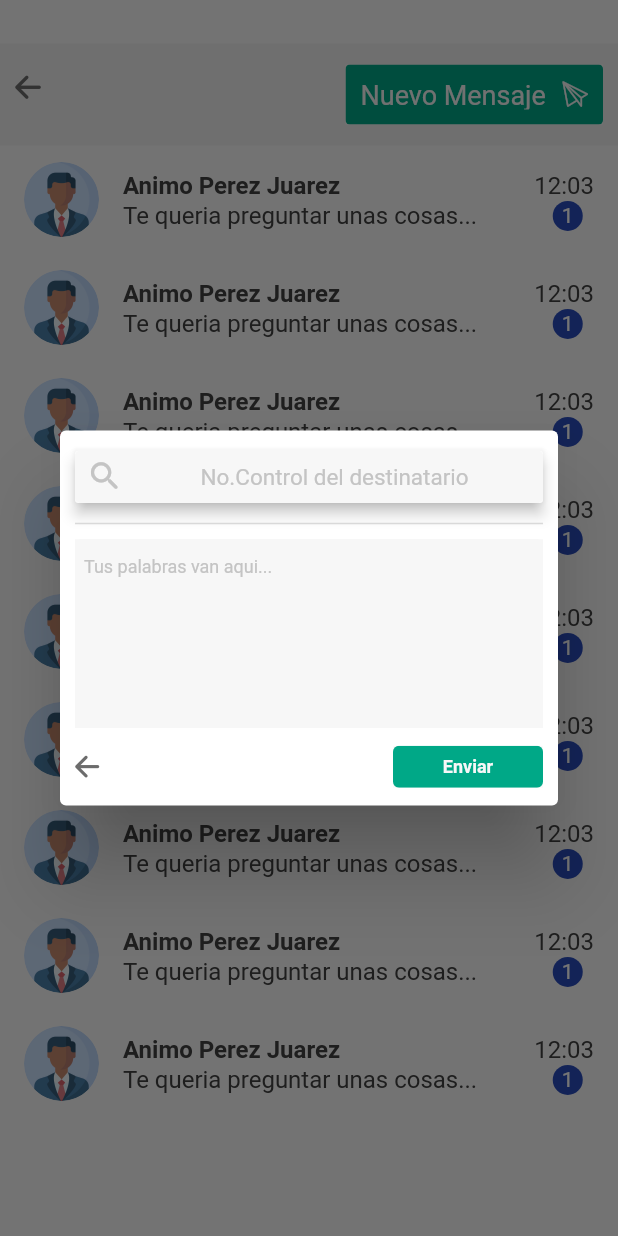
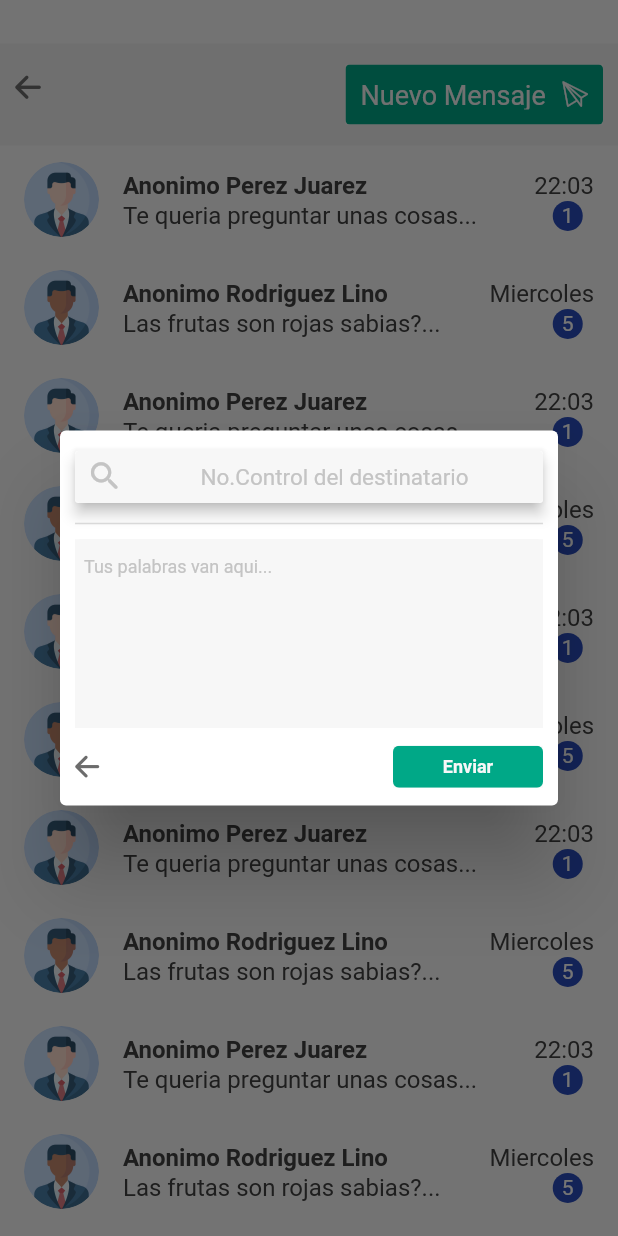
Before and after one commit to Gerbo67/siga_app, a Flutter app: the HomeClass screen opened by its route, after a tap on "Nuevo Mensaje", on a phone screen of 412 x 824 dp. Run offline on Flutter 3.47's test engine with Material 2 defaults, Android fonts, the phone set to English and light mode, and no system bars.

Commit message:
Finalizacion v4.0 beta (Buzon)

```diff
--- a/lib/main.dart
+++ b/lib/main.dart
@@ -3,6 +3,7 @@ import 'package:flutter/services.dart';
 import 'package:siga_app/properties/MyColors.dart';
 import 'package:siga_app/screens/buzon/Buzon.dart';
 import 'package:siga_app/screens/home/Home.dart';
+import 'package:siga_app/screens/login/Login.dart';
 
 void main() {
   SystemChrome.setSystemUIOverlayStyle(SystemUiOverlayStyle(
@@ -24,7 +25,7 @@ class LoginClass extends StatelessWidget {
         'principal': (context) => Home(),
         'buzon': (context) => Buzon(),
       },
-        home: Home()
+        home: Login()
     );
   }
 }
--- /dev/null
+++ b/lib/models/buzon/mensaje_model.dart
@@ -0,0 +1,9 @@
+class MensajeModel {
+  final String imagen;
+  final String nombre;
+  final String contenido;
+  final String hora;
+  final String nuevos;
+
+  MensajeModel({this.imagen, this.nombre, this.contenido,this.hora,this.nuevos});
+}
--- a/lib/screens/buzon/Buzon.dart
+++ b/lib/screens/buzon/Buzon.dart
@@ -1,4 +1,5 @@
 import 'package:flutter/material.dart';
+import 'package:siga_app/models/buzon/mensaje_model.dart';
 import 'package:siga_app/properties/MyColors.dart';
 import 'package:siga_app/properties/MyIcons.dart';
 import 'package:siga_app/screens/home/Home.dart';
@@ -7,6 +8,23 @@ import 'AppBarCustom.dart';
 import 'Mensaje.dart';
 
 Widget Buzon() {
+
+  MensajeModel mensaje1 = MensajeModel(
+    imagen: 'Perfil',
+    nombre: 'Anonimo Perez Juarez',
+    hora: '22:03',
+    contenido: 'Te queria preguntar unas cosas...',
+    nuevos: '1'
+  );
+
+  MensajeModel mensaje2 = MensajeModel(
+      imagen: 'Perfil2',
+      nombre: 'Anonimo Rodriguez Lino',
+      hora: 'Miercoles',
+      contenido: 'Las frutas son rojas sabias?...',
+      nuevos: '5'
+  );
+
   return Scaffold(
       resizeToAvoidBottomPadding: false,
       body: Builder(
@@ -32,15 +50,16 @@ Widget Buzon() {
                 child: ListView(
                   padding: EdgeInsets.zero,
                   children: [
-                    CustomListTile(),
-                    CustomListTile(),
-                    CustomListTile(),
-                    CustomListTile(),
-                    CustomListTile(),
-                    CustomListTile(),
-                    CustomListTile(),
-                    CustomListTile(),
-                    CustomListTile(),
+                    CustomListTile(mensaje1),
+                    CustomListTile(mensaje2),
+                    CustomListTile(mensaje1),
+                    CustomListTile(mensaje2),
+                    CustomListTile(mensaje1),
+                    CustomListTile(mensaje2),
+                    CustomListTile(mensaje1),
+                    CustomListTile(mensaje2),
+                    CustomListTile(mensaje1),
+                    CustomListTile(mensaje2),
                   ],
                 ),
               ),
--- a/lib/screens/buzon/Mensaje.dart
+++ b/lib/screens/buzon/Mensaje.dart
@@ -1,7 +1,8 @@
 import 'package:flutter/material.dart';
+import 'package:siga_app/models/buzon/mensaje_model.dart';
 import 'package:siga_app/properties/MyColors.dart';
 
-Widget CustomListTile() {
+Widget CustomListTile(MensajeModel mensaje) {
   return ListTile(
     onTap: (){
       print('hola');
@@ -9,7 +10,7 @@ Widget CustomListTile() {
     leading: Container(
       child: ClipRRect(
         borderRadius: BorderRadius.circular(50),
-        child: Image(image: AssetImage('assets/images/Perfil2.jpg')),
+        child: Image(image: AssetImage('assets/images/'+mensaje.imagen+'.jpg')),
       ),
       width: 50,
       height: 50,
@@ -18,17 +19,17 @@ Widget CustomListTile() {
     title: Row(
       mainAxisAlignment: MainAxisAlignment.spaceBetween,
       children: [
-        Text('Animo Perez Juarez',
+        Text(mensaje.nombre,
             style: TextStyle(
                 color: LetrasColor, fontWeight: FontWeight.bold, fontSize: 16)),
-        Text('12:03', style: TextStyle(color: LetrasColor)),
+        Text(mensaje.hora, style: TextStyle(color: LetrasColor)),
       ],
     ),
     //subtitle: Text('Te queria pregunatr unas cosas'),
     subtitle: Row(
       mainAxisAlignment: MainAxisAlignment.spaceBetween,
       children: [
-        Text('Te queria preguntar unas cosas...',
+        Text(mensaje.contenido,
             style: TextStyle(color: LetrasColor, fontSize: 16)),
         Container(
           width: 35,
@@ -44,7 +45,7 @@ Widget CustomListTile() {
                 child: Align(
                   alignment: Alignment.center,
                   child: Text(
-                    '1',
+                    mensaje.nuevos,
                     style: TextStyle(color: Colors.white),
                   ),
                 )),
```
